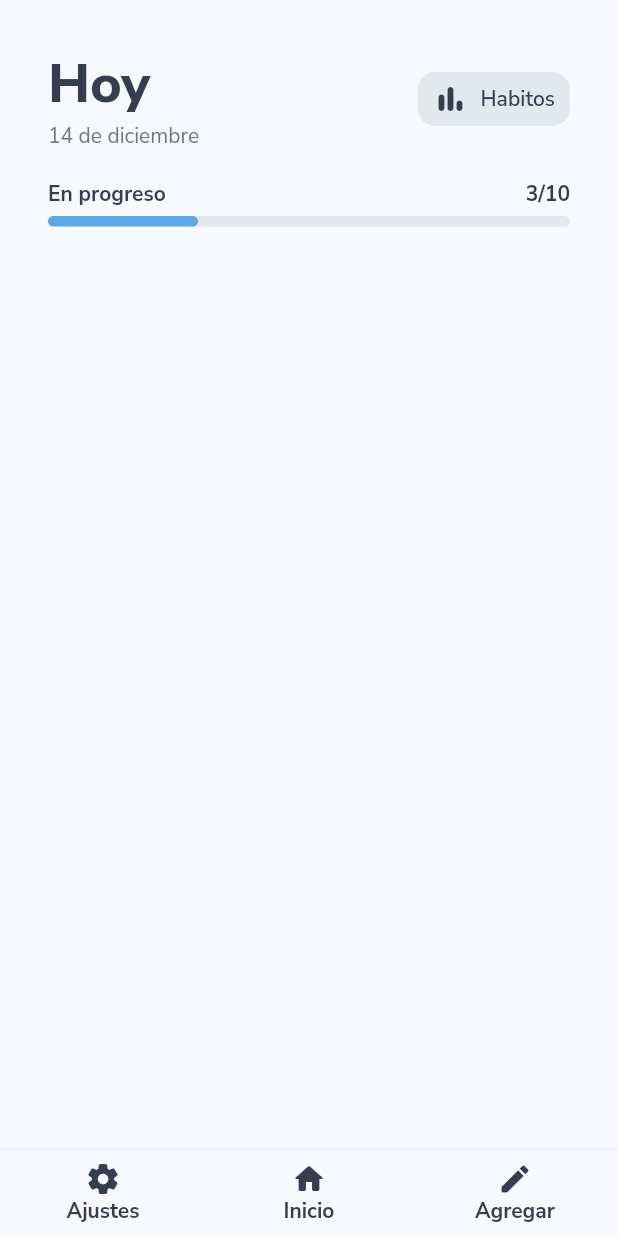
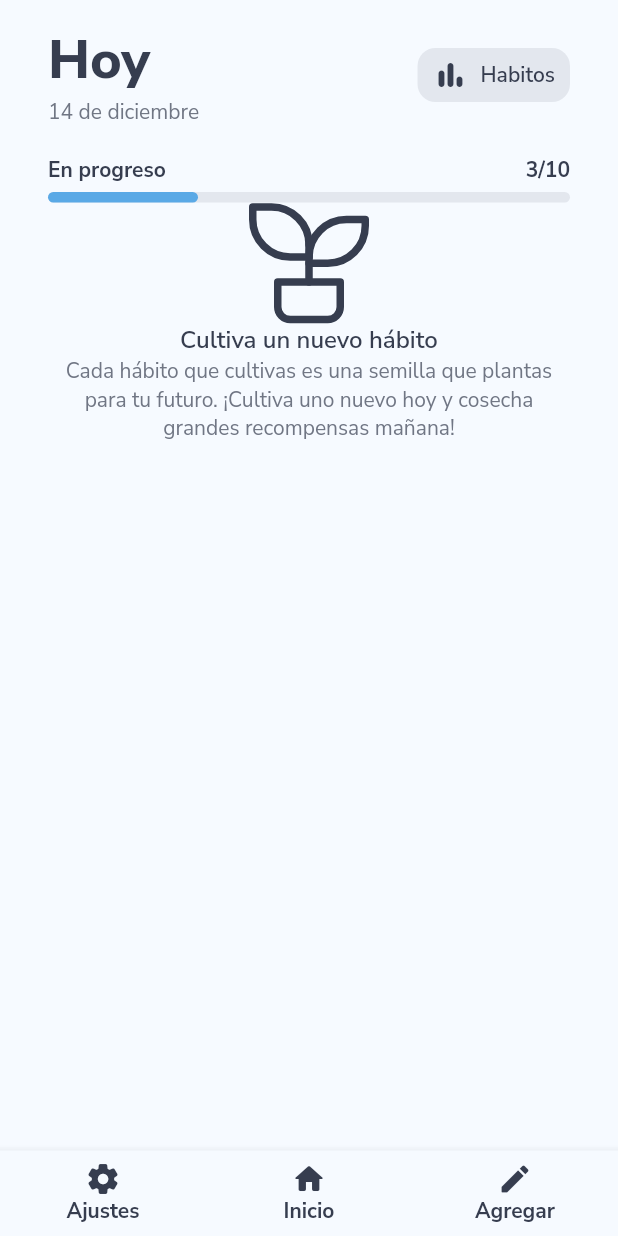
Before and after one commit to YerikAH/farm-habit, a Flutter app: the screen it shows after launch, item 2 of the bottom bar chosen, on a phone screen of 412 x 824 dp. Run offline on Flutter 3.47's test engine with Material 2 defaults, Android fonts, the phone set to English and light mode, and no system bars; our stand-ins replace flutter_svg.

Commit message:
Dev: update project

```diff
--- a/lib/screens/get_habit_screen.dart
+++ b/lib/screens/get_habit_screen.dart
@@ -1,3 +1,4 @@
+import 'package:farm_habit/widgets/widgets.dart';
 import 'package:flutter/material.dart';
 
 import '../theme/app_theme.dart';
@@ -114,7 +115,8 @@ class GetHabitScreen extends StatelessWidget {
               ),
             )
           ],
-        )
+        ),
+        NoHabitWidget()
       ],
     );
   }
--- a/lib/screens/home_screen.dart
+++ b/lib/screens/home_screen.dart
@@ -37,7 +37,7 @@ class _HomeScreenState extends State<HomeScreen> {
     return Scaffold(
       body: SafeArea(
         child: Padding(
-          padding: const EdgeInsets.all(32.0),
+          padding: const EdgeInsets.symmetric(horizontal: 32.0, vertical: 16.0),
           child: _widgetOptions.elementAt(_selectedIndex),
         ),
       ),
--- /dev/null
+++ b/lib/widgets/no_habits.dart
@@ -0,0 +1,39 @@
+import 'package:flutter/material.dart';
+import 'package:flutter_svg/svg.dart';
+
+import '../theme/app_theme.dart';
+
+class NoHabitWidget extends StatelessWidget {
+
+  const NoHabitWidget({Key? key}) : super(key: key);
+
+  @override
+  Widget build(BuildContext context) {
+    return Center(
+        child: Column(
+          children: [
+            SvgPicture.asset("assets/plant.svg"),
+            const Text(
+              "Cultiva un nuevo hábito",
+              style: TextStyle(
+                fontFamily: "Nunito Sans",
+                fontWeight: FontWeight.w600,
+                color:AppTheme.black100,
+                fontSize: 16.0
+              ),
+            ),
+            const Text(
+              "Cada hábito que cultivas es una semilla que plantas para tu futuro. ¡Cultiva uno nuevo hoy y cosecha grandes recompensas mañana!",
+              textAlign: TextAlign.center,
+              style: TextStyle(
+                fontFamily: "Nunito Sans",
+                fontWeight: FontWeight.w400,
+                color:AppTheme.black70,
+                fontSize: 14.0
+              ),
+            ),
+          ],
+        ),
+    );
+  }
+}
--- a/lib/widgets/widgets.dart
+++ b/lib/widgets/widgets.dart
@@ -0,0 +1 @@
+export 'package:farm_habit/widgets/no_habits.dart';
--- a/pubspec.yaml
+++ b/pubspec.yaml
@@ -14,6 +14,7 @@ dependencies:
 
 
   cupertino_icons: ^1.0.2
+  flutter_svg: ^1.1.6
 
 dev_dependencies:
   flutter_test:
@@ -24,9 +25,8 @@ dev_dependencies:
 flutter:
   uses-material-design: true
 
-  # assets:
-  #   - images/a_dot_burr.jpeg
-  #   - images/a_dot_ham.jpeg
+  assets:
+    - assets/
 
   fonts:
     - family: Nunito Sans
```
Also changed, not shown: assets/plant.svg (added), pubspec.lock.
